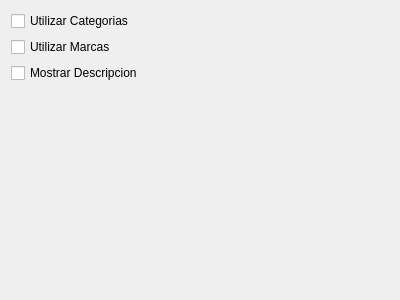
Above: trunk/plugins/productos/FormPrefProductosBase.ui from chungote/gestotux before the change. Below: the same form after it.
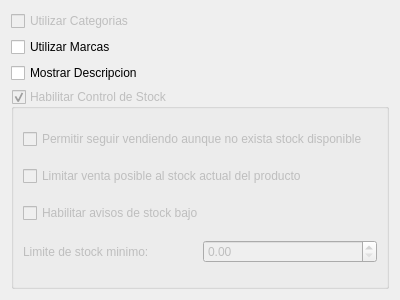
That is the form after the change.

Commit message: Modificacion al plugin de productos para pantallas que agregan productos. Plugin Productos v 0.12

The edit to the form file:
```diff
--- a/trunk/plugins/productos/FormPrefProductosBase.ui
+++ b/trunk/plugins/productos/FormPrefProductosBase.ui
@@ -16,6 +16,9 @@
   <layout class="QVBoxLayout" name="verticalLayout">
    <item>
     <widget class="QCheckBox" name="CkBCategorias">
+     <property name="enabled">
+      <bool>false</bool>
+     </property>
      <property name="text">
       <string>Utilizar Categorias</string>
      </property>
@@ -36,17 +39,60 @@
     </widget>
    </item>
    <item>
-    <spacer name="verticalSpacer">
-     <property name="orientation">
-      <enum>Qt::Vertical</enum>
+    <widget class="QGroupBox" name="GBStock">
+     <property name="enabled">
+      <bool>false</bool>
      </property>
-     <property name="sizeHint" stdset="0">
-      <size>
-       <width>20</width>
-       <height>212</height>
-      </size>
+     <property name="title">
+      <string>Habilitar Control de Stock</string>
      </property>
-    </spacer>
+     <property name="flat">
+      <bool>false</bool>
+     </property>
+     <property name="checkable">
+      <bool>true</bool>
+     </property>
+     <layout class="QVBoxLayout" name="verticalLayout_2">
+      <item>
+       <widget class="QCheckBox" name="CkBPermitir">
+        <property name="text">
+         <string>Permitir seguir vendiendo aunque no exista stock disponible</string>
+        </property>
+       </widget>
+      </item>
+      <item>
+       <widget class="QCheckBox" name="CkBLimitarVenta">
+        <property name="text">
+         <string>Limitar venta posible al stock actual del producto</string>
+        </property>
+       </widget>
+      </item>
+      <item>
+       <widget class="QCheckBox" name="CkBAvisosStock">
+        <property name="text">
+         <string>Habilitar avisos de stock bajo</string>
+        </property>
+       </widget>
+      </item>
+      <item>
+       <layout class="QHBoxLayout" name="horizontalLayout">
+        <item>
+         <widget class="QLabel" name="LStockMin">
+          <property name="text">
+           <string>Limite de stock minimo:</string>
+          </property>
+          <property name="buddy">
+           <cstring>DSBLimiteMinimo</cstring>
+          </property>
+         </widget>
+        </item>
+        <item>
+         <widget class="QDoubleSpinBox" name="DSBLimiteMinimo"/>
+        </item>
+       </layout>
+      </item>
+     </layout>
+    </widget>
    </item>
   </layout>
  </widget>
```
Left out of the diff: 35 changed lines with no effect on the pictures. The commit also changes 10 other files.
